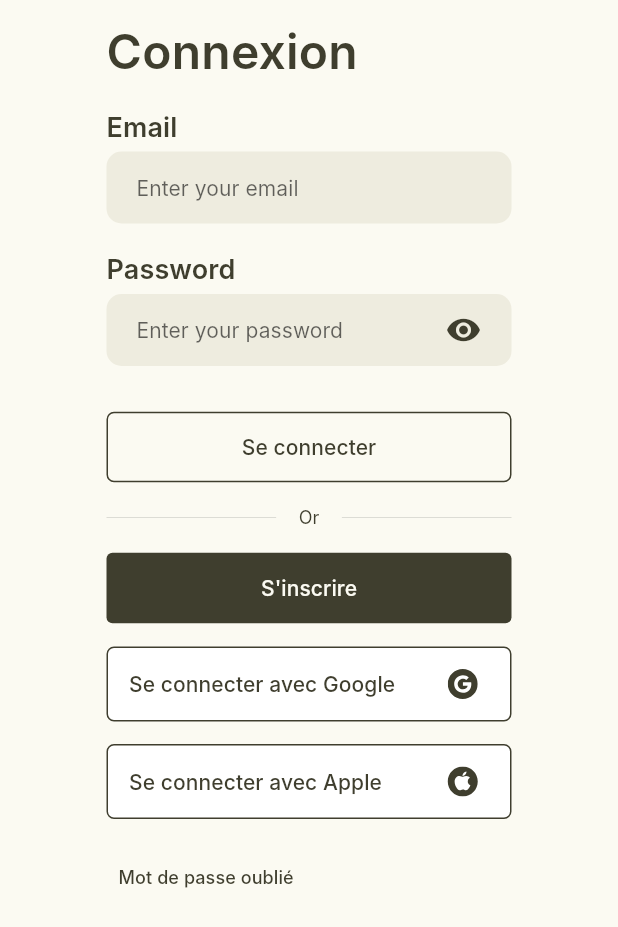
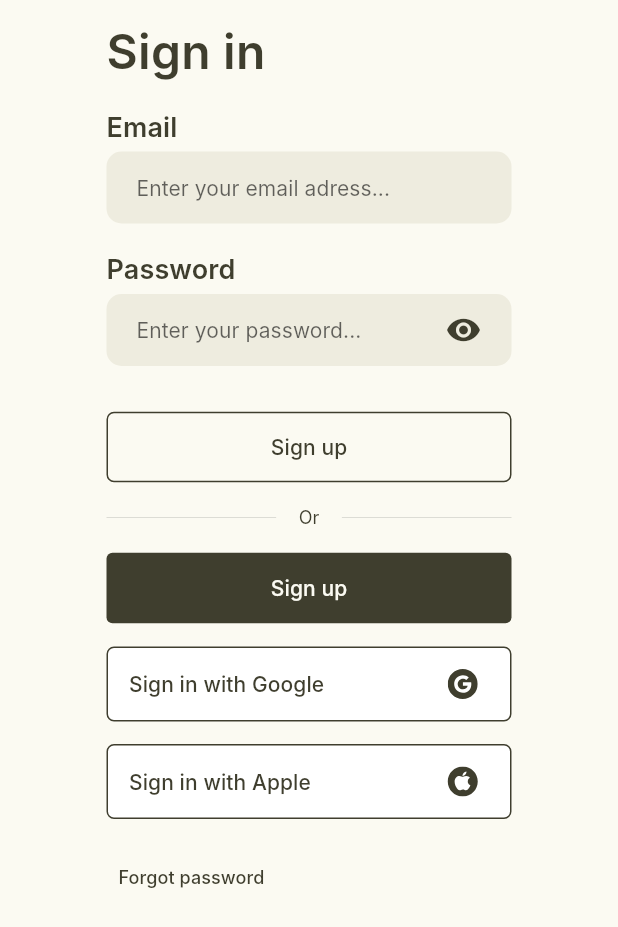
Before and after one commit to Alwein/octonote, a Flutter app: the screen it shows after launch, on a phone screen of 412 x 824 dp. Shown: the top 927 px of the screen. Run offline on Flutter 3.47's test engine with Material 2 defaults, Android fonts, the phone set to English and light mode, and no system bars; our stand-ins replace bloc, dartz, easy_localization, firebase_auth, firebase_core, flutter_bloc and 6 more; accounts and stored records are empty; Roboto replaces fonts that are missing (Inter).

Commit message:
add translations

```diff
--- a/assets/translations/en.json
+++ b/assets/translations/en.json
@@ -16,5 +16,27 @@
         "an_error_occurred_while_loading": "An error occurred while loading",
         "retry": "Retry"
     },
-    "welcome_page_message": "Welcome to"
+    "welcome_page_message": "Welcome to",
+    "auth_widgets": {
+        "email_label": "Email",
+        "email_hitn": "Enter your email adress...",
+        "password_label": "Password",
+        "password_hitn": "Enter your password...",
+        "email_and_password_invalid_message": "Email and password invalid",
+        "email_invalid_message": "Email invalid",
+        "password_invalid_message": "Password invalid"
+    },
+    "sign_in_page": {
+        "sign_in_title": "Sign in",
+        "sign_in_button": "Sign up",
+        "or_separator": "Or",
+        "sign_up_button": "Sign up",
+        "sign_in_with_google_button": "Sign in with Google",
+        "sign_with_apple_button": "Sign in with Apple",
+        "forgot_password_button": "Forgot password"
+    },
+    "sign_up_page": {
+        "sign_up_title": "Sign up",
+        "sign_up_button": "Sign up"
+    }
 }
--- a/assets/translations/fr.json
+++ b/assets/translations/fr.json
@@ -16,5 +16,27 @@
         "an_error_occurred_while_loading": "Une erreur est survenue pendant le chargement",
         "retry": "Retry"
     },
-    "welcome_page_message": "Bienvenue sur"
+    "welcome_page_message": "Bienvenue sur",
+    "auth_widgets": {
+        "email_label": "Email",
+        "email_hitn": "Adresse email...",
+        "password_label": "Mot de passe",
+        "password_hitn": "Mot de passe...",
+        "email_and_password_invalid_message": "Email et mot de passe invalide",
+        "email_invalid_message": "Email invalide",
+        "password_invalid_message": "Mot de passe invalide"
+    },
+    "sign_in_page": {
+        "sign_in_title": "Connexion",
+        "sign_in_button": "Se connecter",
+        "or_separator": "Ou",
+        "sign_up_button": "S'inscrire",
+        "sign_in_with_google_button": "Se connecter avec Google",
+        "sign_with_apple_button": "Se connecter avec Apple",
+        "forgot_password_button": "Mot de passe oublié"
+    },
+    "sign_up_page": {
+        "sign_up_title": "Inscription",
+        "sign_up_button": "S'inscrire"
+    }
 }
--- a/lib/presentation/auth/pages/sign_in/view/sign_in_view.dart
+++ b/lib/presentation/auth/pages/sign_in/view/sign_in_view.dart
@@ -1,3 +1,4 @@
+import 'package:easy_localization/easy_localization.dart';
 import 'package:flutter/material.dart';
 import 'package:flutter_bloc/flutter_bloc.dart';
 import 'package:flutter_svg/svg.dart';
@@ -25,22 +26,22 @@ class SignInView extends StatelessWidget {
                   padding: const EdgeInsets.all(LayoutValues.horizontalPadding),
                   child: Column(
                     crossAxisAlignment: CrossAxisAlignment.start,
-                    children: const [
-                      AuthTitle(title: "Connexion"),
-                      SignInEmailFormInput(),
-                      SignInPasswordFormInput(),
-                      SignInErrorMessage(),
-                      SignInButton(),
-                      SizedBox(height: 15),
-                      ButtonSeparator(),
-                      SizedBox(height: 15),
-                      GoToSignUpButton(),
-                      SizedBox(height: 15),
-                      GoogleSignInButton(),
-                      SizedBox(height: 15),
-                      AppleSignInButton(),
-                      SizedBox(height: 15),
-                      ForgotPasswordButton()
+                    children: [
+                      AuthTitle(title: tr("sign_in_page.sign_in_title")),
+                      const SignInEmailFormInput(),
+                      const SignInPasswordFormInput(),
+                      const SignInErrorMessage(),
+                      const SignInButton(),
+                      const SizedBox(height: 15),
+                      const ButtonSeparator(),
+                      const SizedBox(height: 15),
+                      const GoToSignUpButton(),
+                      const SizedBox(height: 15),
+                      const GoogleSignInButton(),
+                      const SizedBox(height: 15),
+                      const AppleSignInButton(),
+                      const SizedBox(height: 15),
+                      const ForgotPasswordButton()
                     ],
                   ),
                 ),
@@ -85,7 +86,7 @@ class SignInButton extends StatelessWidget {
     return SizedBox(
       width: double.infinity,
       child: OutlinedAuthButton(
-        label: "Se connecter",
+        label: tr("sign_in_page.sign_in_button"),
         onPressed: () => context.read<SignInBloc>().add(
               GenericRegistrationEvent.validate(
                 onValidateSuccess: (email, password) => context
@@ -122,7 +123,7 @@ class ButtonSeparator extends StatelessWidget {
         Padding(
           padding: const EdgeInsets.symmetric(horizontal: LayoutValues.horizontalPadding),
           child: Text(
-            "Or",
+            tr("sign_in_page.or_separator"),
             style: Theme.of(context).textTheme.bodyMedium,
           ),
         ),
@@ -140,7 +141,7 @@ class GoToSignUpButton extends StatelessWidget {
     return SizedBox(
       width: double.infinity,
       child: AuthButton(
-        label: "S'inscrire",
+        label: tr("sign_in_page.sign_up_button"),
         onPressed: () => context.read<AuthBloc>().add(const AuthEvent.signUpStarted()),
       ),
     );
@@ -153,7 +154,7 @@ class GoogleSignInButton extends StatelessWidget {
   @override
   Widget build(BuildContext context) {
     return IconAuthButton(
-      label: "Se connecter avec Google",
+      label: tr("sign_in_page.sign_in_with_google_button"),
       icon: SvgPicture.asset(
         "assets/svg/google.svg",
         color: OctonoteColors.darkColor,
@@ -169,7 +170,7 @@ class AppleSignInButton extends StatelessWidget {
   @override
   Widget build(BuildContext context) {
     return IconAuthButton(
-      label: "Se connecter avec Apple",
+      label: tr("sign_in_page.sign_with_apple_button"),
       icon: SvgPicture.asset(
         "assets/svg/apple.svg",
         color: OctonoteColors.darkColor,
@@ -186,7 +187,7 @@ class ForgotPasswordButton extends StatelessWidget {
   Widget build(BuildContext context) {
     return TextButton(
       child: Text(
-        "Mot de passe oublié",
+        tr("sign_in_page.forgot_password_button"),
         style: Theme.of(context).textTheme.button,
       ),
       onPressed: () => context.read<SignInBloc>().add(
--- a/lib/presentation/auth/pages/sign_up/view/sign_up_view.dart
+++ b/lib/presentation/auth/pages/sign_up/view/sign_up_view.dart
@@ -1,3 +1,4 @@
+import 'package:easy_localization/easy_localization.dart';
 import 'package:flutter/material.dart';
 import 'package:flutter_bloc/flutter_bloc.dart';
 import 'package:octonote/application/constants/colors.dart';
@@ -25,12 +26,12 @@ class SignUpView extends StatelessWidget {
                   padding: const EdgeInsets.all(LayoutValues.horizontalPadding),
                   child: Column(
                     crossAxisAlignment: CrossAxisAlignment.start,
-                    children: const [
-                      AuthTitle(title: "Inscription"),
-                      SignUpEmailFormInput(),
-                      SignUpPasswordFormInput(),
-                      SignUpErrorMessage(),
-                      SignUpButton(),
+                    children: [
+                      AuthTitle(title: tr("sign_up_page.sign_up_title")),
+                      const SignUpEmailFormInput(),
+                      const SignUpPasswordFormInput(),
+                      const SignUpErrorMessage(),
+                      const SignUpButton(),
                     ],
                   ),
                 ),
@@ -112,7 +113,7 @@ class SignUpButton extends StatelessWidget {
     return SizedBox(
       width: double.infinity,
       child: AuthButton(
-        label: "S'inscrire",
+        label: tr("sign_up_page.sign_up_button"),
         onPressed: () => context.read<SignUpBloc>().add(
               GenericRegistrationEvent.validate(
                 onValidateSuccess: (email, password) => context
--- a/lib/presentation/auth/widgets/auth_widgets.dart
+++ b/lib/presentation/auth/widgets/auth_widgets.dart
@@ -1,4 +1,5 @@
 import 'package:auto_size_text/auto_size_text.dart';
+import 'package:easy_localization/easy_localization.dart';
 import 'package:flutter/material.dart';
 import 'package:octonote/application/constants/colors.dart';
 import 'package:octonote/application/utils/generic_blocs/generic_registration_bloc/generic_registration_bloc.dart';
@@ -203,8 +204,8 @@ class EmailFormInput extends StatelessWidget {
   @override
   Widget build(BuildContext context) {
     return AuthTextInput(
-      label: "Email",
-      hintText: "Enter your email",
+      label: tr("auth_widgets.email_label"),
+      hintText: tr("auth_widgets.email_hitn"),
       textInputType: TextInputType.emailAddress,
       onChanged: onChanged,
     );
@@ -236,8 +237,8 @@ class _PasswordFormInputState extends State<PasswordFormInput> {
           isObscure = !isObscure;
         }),
       ),
-      label: "Password",
-      hintText: "Enter your password",
+      label: tr("auth_widgets.password_label"),
+      hintText: tr("auth_widgets.password_hitn"),
     );
   }
 }
@@ -267,11 +268,11 @@ class ErrorMessage extends StatelessWidget {
   String? getRegistrationFormsErrorMessage(GenericRegistrationState state) {
     String? text;
     if (state.email.isInvalid && state.password.isInvalid) {
-      text = "Email and password invalid";
+      text = tr("auth_widgets.email_and_password_invalid_message");
     } else if (state.email.isInvalid) {
-      text = "Email invalid";
+      text = tr("auth_widgets.email_invalid_message");
     } else if (state.password.isInvalid) {
-      text = "Password invalid";
+      text = tr("auth_widgets.password_invalid_message");
     }
     return text;
   }
```
